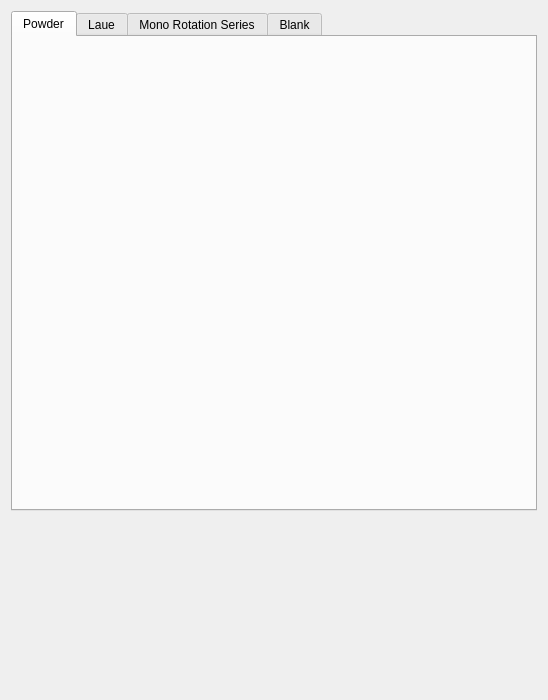
HEXRD/hexrdgui, file hexrd/ui/resources/ui/overlay_editor.ui: the form before one commit.
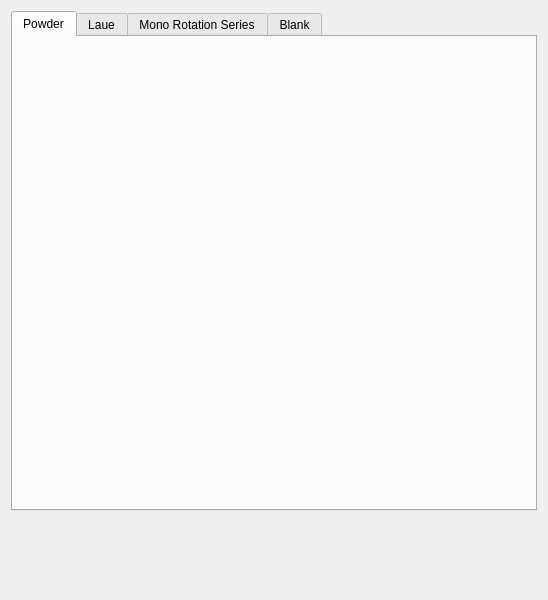
The form after the commit.

Commit message: Cleanup and resize laue overlay UI a little

What changed in the file:
```diff
--- a/hexrd/ui/resources/ui/overlay_editor.ui
+++ b/hexrd/ui/resources/ui/overlay_editor.ui
@@ -7,13 +7,13 @@
     <x>0</x>
     <y>0</y>
     <width>548</width>
-    <height>700</height>
+    <height>600</height>
    </rect>
   </property>
   <property name="minimumSize">
    <size>
     <width>0</width>
-    <height>0</height>
+    <height>600</height>
    </size>
   </property>
   <property name="windowTitle">
```
The commit also changes 4 other files.
